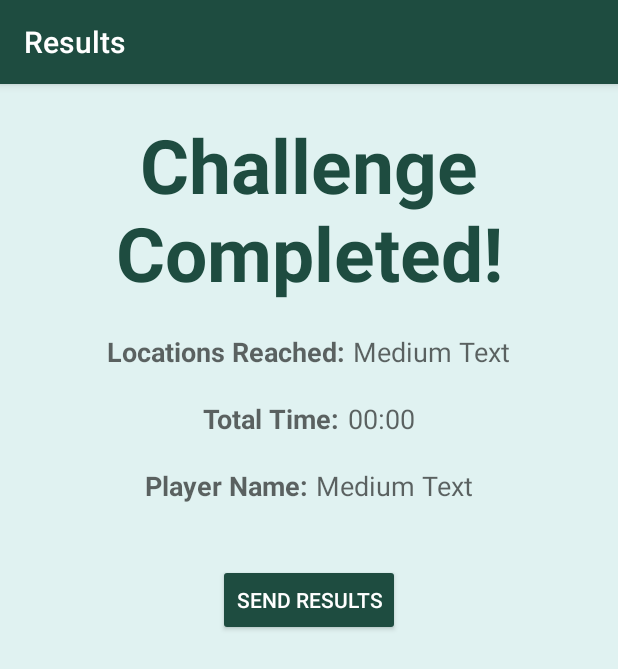
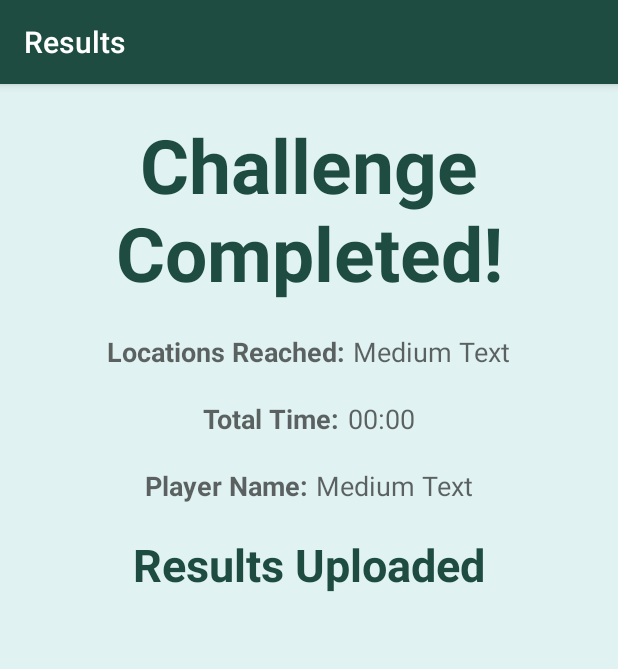
Before and after one commit to stevelyall/CompPass, an Android app: the ResultsActivity screen opened directly, with no data from a screen before it, after a tap on "SEND RESULTS", on a phone screen of 412 x 824 dp. Shown: the top 669 px of the screen. Run offline under Robolectric (Android 15) with nearby library versions, the phone set to English and light mode, and no system bars; 4 statements that could not run were skipped.

Commit message:
added confirmation once results are uploaded

```diff
--- a/app/src/main/java/ca/stevenlyall/comppass/ResultsActivity.java
+++ b/app/src/main/java/ca/stevenlyall/comppass/ResultsActivity.java
@@ -59,5 +59,8 @@ public class ResultsActivity extends AppCompatActivity {
 		SendJSON sendJSON = new SendJSON();
 		sendJSON.execute(resultsJSON);
 		sent = true;
+		sendButton.setVisibility(View.GONE);
+		TextView sent = (TextView) findViewById(R.id.resultsUploadedTextView);
+		sent.setVisibility(View.VISIBLE);
 	}
 }
--- a/app/src/main/res/layout/activity_results.xml
+++ b/app/src/main/res/layout/activity_results.xml
@@ -102,6 +102,7 @@
             android:layout_height="wrap_content"
             android:text="Medium Text"
             android:textAppearance="?android:attr/textAppearanceMedium"/>
+
     </TableRow>
 
     <Button
@@ -116,6 +117,19 @@
         android:text="Send Results"
         android:textColor="#FFF"/>
 
+    <TextView
+        android:id="@+id/resultsUploadedTextView"
+        android:layout_width="match_parent"
+        android:layout_height="wrap_content"
+        android:layout_marginTop="20dp"
+        android:gravity="center"
+        android:keepScreenOn="true"
+        android:text="Results Uploaded"
+        android:textColor="@color/colorPrimary"
+        android:textSize="30dp"
+        android:textStyle="bold"
+        android:visibility="gone"/>
+
     <!-- This FrameLayout insets its children based on system windows using
          android:fitsSystemWindows. -->
 
```
